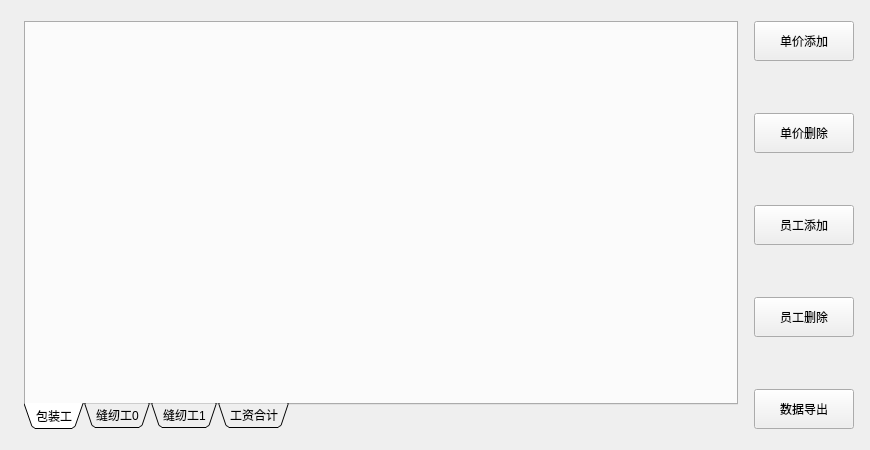
The window that WageCalculation.ui (SnowInSum/WageCalculation) describes before a commit, drawn with Qt 5.
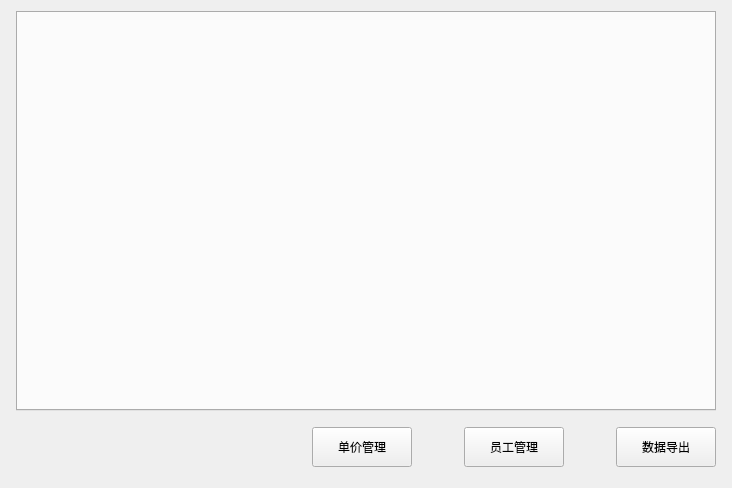
The same window after the commit.

```diff
--- a/WageCalculation.ui
+++ b/WageCalculation.ui
@@ -6,123 +6,65 @@
    <rect>
     <x>0</x>
     <y>0</y>
-    <width>870</width>
-    <height>450</height>
+    <width>730</width>
+    <height>484</height>
    </rect>
   </property>
   <property name="windowTitle">
    <string>WageCalculation</string>
   </property>
   <layout class="QGridLayout" name="gridLayout">
-   <item row="5" column="3">
-    <widget class="QPushButton" name="AddStaff">
-     <property name="minimumSize">
-      <size>
-       <width>100</width>
-       <height>40</height>
-      </size>
-     </property>
-     <property name="text">
-      <string>员工添加</string>
-     </property>
-    </widget>
-   </item>
-   <item row="6" column="3">
-    <spacer name="zvs3">
-     <property name="orientation">
-      <enum>Qt::Vertical</enum>
-     </property>
-     <property name="sizeType">
-      <enum>QSizePolicy::Minimum</enum>
-     </property>
-     <property name="sizeHint" stdset="0">
-      <size>
-       <width>20</width>
-       <height>30</height>
-      </size>
-     </property>
-    </spacer>
-   </item>
-   <item row="8" column="3">
-    <spacer name="zvs4">
-     <property name="orientation">
-      <enum>Qt::Vertical</enum>
-     </property>
-     <property name="sizeType">
-      <enum>QSizePolicy::Minimum</enum>
-     </property>
-     <property name="sizeHint" stdset="0">
-      <size>
-       <width>20</width>
-       <height>30</height>
-      </size>
-     </property>
-    </spacer>
-   </item>
-   <item row="7" column="3">
-    <widget class="QPushButton" name="DeleteStaff">
-     <property name="minimumSize">
-      <size>
-       <width>100</width>
-       <height>40</height>
-      </size>
-     </property>
-     <property name="text">
-      <string>员工删除</string>
-     </property>
-    </widget>
-   </item>
    <item row="2" column="3">
+    <spacer name="zhs7">
+     <property name="orientation">
+      <enum>Qt::Horizontal</enum>
+     </property>
+     <property name="sizeHint" stdset="0">
+      <size>
+       <width>40</width>
+       <height>20</height>
+      </size>
+     </property>
+    </spacer>
+   </item>
+   <item row="1" column="5">
     <spacer name="zvs1">
      <property name="orientation">
       <enum>Qt::Vertical</enum>
      </property>
      <property name="sizeType">
-      <enum>QSizePolicy::Minimum</enum>
+      <enum>QSizePolicy::Fixed</enum>
      </property>
      <property name="sizeHint" stdset="0">
       <size>
        <width>20</width>
-       <height>30</height>
+       <height>10</height>
       </size>
      </property>
     </spacer>
    </item>
-   <item row="1" column="3">
-    <widget class="QPushButton" name="AddPrice">
-     <property name="minimumSize">
+   <item row="2" column="0">
+    <spacer name="zhs1">
+     <property name="orientation">
+      <enum>Qt::Horizontal</enum>
+     </property>
+     <property name="sizeType">
+      <enum>QSizePolicy::Fixed</enum>
+     </property>
+     <property name="sizeHint" stdset="0">
       <size>
-       <width>100</width>
-       <height>40</height>
+       <width>5</width>
+       <height>20</height>
       </size>
      </property>
-     <property name="text">
-      <string>单价添加</string>
-     </property>
-    </widget>
+    </spacer>
    </item>
-   <item row="4" column="3">
+   <item row="3" column="5">
     <spacer name="zvs2">
      <property name="orientation">
       <enum>Qt::Vertical</enum>
      </property>
      <property name="sizeType">
-      <enum>QSizePolicy::Minimum</enum>
-     </property>
-     <property name="sizeHint" stdset="0">
-      <size>
-       <width>20</width>
-       <height>30</height>
-      </size>
-     </property>
-    </spacer>
-   </item>
-   <item row="0" column="3">
-    <spacer name="zvs5">
-     <property name="orientation">
-      <enum>Qt::Vertical</enum>
-     </property>
-     <property name="sizeType">
       <enum>QSizePolicy::Fixed</enum>
      </property>
      <property name="sizeHint" stdset="0">
@@ -133,7 +75,52 @@
      </property>
     </spacer>
    </item>
-   <item row="1" column="2">
+   <item row="2" column="6">
+    <spacer name="zhs4">
+     <property name="orientation">
+      <enum>Qt::Horizontal</enum>
+     </property>
+     <property name="sizeType">
+      <enum>QSizePolicy::Fixed</enum>
+     </property>
+     <property name="sizeHint" stdset="0">
+      <size>
+       <width>40</width>
+       <height>20</height>
+      </size>
+     </property>
+    </spacer>
+   </item>
+   <item row="2" column="8">
+    <spacer name="zhs5">
+     <property name="orientation">
+      <enum>Qt::Horizontal</enum>
+     </property>
+     <property name="sizeType">
+      <enum>QSizePolicy::Fixed</enum>
+     </property>
+     <property name="sizeHint" stdset="0">
+      <size>
+       <width>40</width>
+       <height>20</height>
+      </size>
+     </property>
+    </spacer>
+   </item>
+   <item row="2" column="1">
+    <spacer name="zhs2">
+     <property name="orientation">
+      <enum>Qt::Horizontal</enum>
+     </property>
+     <property name="sizeHint" stdset="0">
+      <size>
+       <width>40</width>
+       <height>20</height>
+      </size>
+     </property>
+    </spacer>
+   </item>
+   <item row="2" column="10">
     <spacer name="zhs3">
      <property name="orientation">
       <enum>Qt::Horizontal</enum>
@@ -143,29 +130,26 @@
      </property>
      <property name="sizeHint" stdset="0">
       <size>
-       <width>10</width>
+       <width>5</width>
        <height>20</height>
       </size>
      </property>
     </spacer>
    </item>
-   <item row="1" column="0">
-    <spacer name="zhs1">
-     <property name="orientation">
-      <enum>Qt::Horizontal</enum>
-     </property>
-     <property name="sizeType">
-      <enum>QSizePolicy::Fixed</enum>
-     </property>
-     <property name="sizeHint" stdset="0">
+   <item row="2" column="7">
+    <widget class="QPushButton" name="ManageStaff">
+     <property name="minimumSize">
       <size>
-       <width>13</width>
-       <height>20</height>
+       <width>100</width>
+       <height>40</height>
       </size>
      </property>
-    </spacer>
+     <property name="text">
+      <string>员工管理</string>
+     </property>
+    </widget>
    </item>
-   <item row="9" column="3">
+   <item row="2" column="9">
     <widget class="QPushButton" name="OutputData">
      <property name="minimumSize">
       <size>
@@ -178,7 +162,33 @@
      </property>
     </widget>
    </item>
-   <item row="1" column="1" rowspan="9">
+   <item row="2" column="5">
+    <widget class="QPushButton" name="ManagePrice">
+     <property name="minimumSize">
+      <size>
+       <width>100</width>
+       <height>40</height>
+      </size>
+     </property>
+     <property name="text">
+      <string>单价管理</string>
+     </property>
+    </widget>
+   </item>
+   <item row="2" column="2">
+    <spacer name="zhs6">
+     <property name="orientation">
+      <enum>Qt::Horizontal</enum>
+     </property>
+     <property name="sizeHint" stdset="0">
+      <size>
+       <width>40</width>
+       <height>20</height>
+      </size>
+     </property>
+    </spacer>
+   </item>
+   <item row="0" column="1" colspan="9">
     <widget class="QTabWidget" name="tabWidget">
      <property name="minimumSize">
       <size>
@@ -204,73 +214,21 @@
      <property name="tabBarAutoHide">
       <bool>false</bool>
      </property>
-     <widget class="QWidget" name="BaoZHuangGong">
-      <attribute name="title">
-       <string>包装工</string>
-      </attribute>
-     </widget>
-     <widget class="QWidget" name="FengRengGong0">
-      <attribute name="title">
-       <string>缝纫工0</string>
-      </attribute>
-     </widget>
-     <widget class="QWidget" name="FengRengGong1">
-      <attribute name="title">
-       <string>缝纫工1</string>
-      </attribute>
-     </widget>
-     <widget class="QWidget" name="GongZiHeJi">
-      <attribute name="title">
-       <string>工资合计</string>
-      </attribute>
-     </widget>
     </widget>
    </item>
-   <item row="1" column="4">
-    <spacer name="zhs2">
+   <item row="2" column="4">
+    <spacer name="zhs8">
      <property name="orientation">
       <enum>Qt::Horizontal</enum>
      </property>
-     <property name="sizeType">
-      <enum>QSizePolicy::Fixed</enum>
-     </property>
      <property name="sizeHint" stdset="0">
       <size>
-       <width>5</width>
+       <width>40</width>
        <height>20</height>
       </size>
      </property>
     </spacer>
    </item>
-   <item row="3" column="3">
-    <widget class="QPushButton" name="DeletePrice">
-     <property name="minimumSize">
-      <size>
-       <width>100</width>
-       <height>40</height>
-      </size>
-     </property>
-     <property name="text">
-      <string>单价删除</string>
-     </property>
-    </widget>
-   </item>
-   <item row="10" column="3">
-    <spacer name="zvs6">
-     <property name="orientation">
-      <enum>Qt::Vertical</enum>
-     </property>
-     <property name="sizeType">
-      <enum>QSizePolicy::Fixed</enum>
-     </property>
-     <property name="sizeHint" stdset="0">
-      <size>
-       <width>20</width>
-       <height>10</height>
-      </size>
-     </property>
-    </spacer>
-   </item>
   </layout>
  </widget>
  <resources/>
```
Left out of the diff: 2 changed lines with no effect on the pictures.
